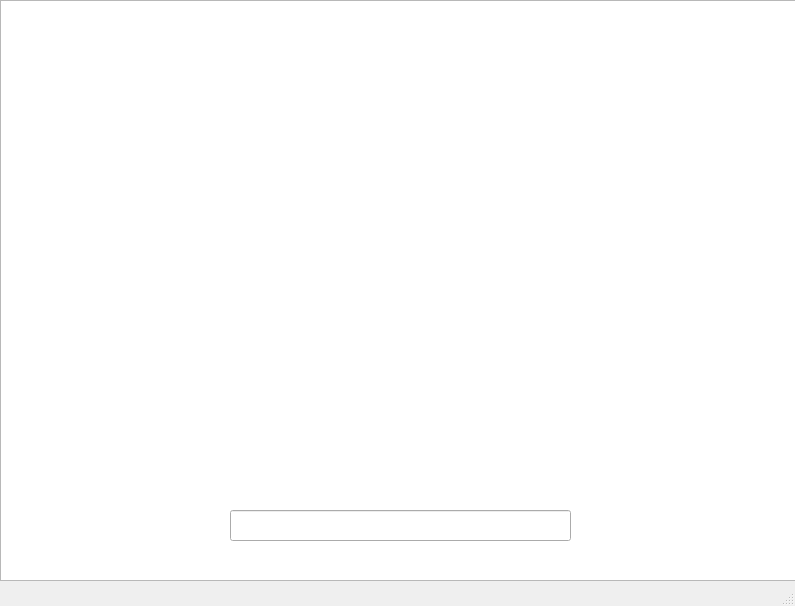
First picture: the form in board.ui, repository andricmitrovic/02-the-mill-game, before the edit.
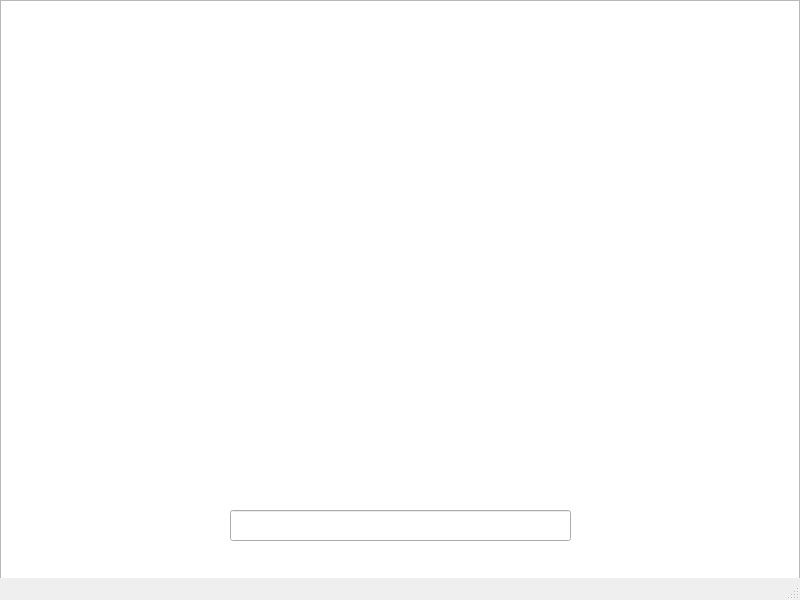
Second picture: the form after the edit.

```diff
--- a/board.ui
+++ b/board.ui
@@ -9,8 +9,8 @@
    <rect>
     <x>0</x>
     <y>0</y>
-    <width>795</width>
-    <height>606</height>
+    <width>800</width>
+    <height>600</height>
    </rect>
   </property>
   <property name="contextMenuPolicy">
@@ -28,8 +28,8 @@
      <rect>
       <x>0</x>
       <y>0</y>
-      <width>801</width>
-      <height>581</height>
+      <width>800</width>
+      <height>600</height>
      </rect>
     </property>
     <property name="sizePolicy">
```
Left out of the diff: 2 changed lines with no effect on the pictures.
